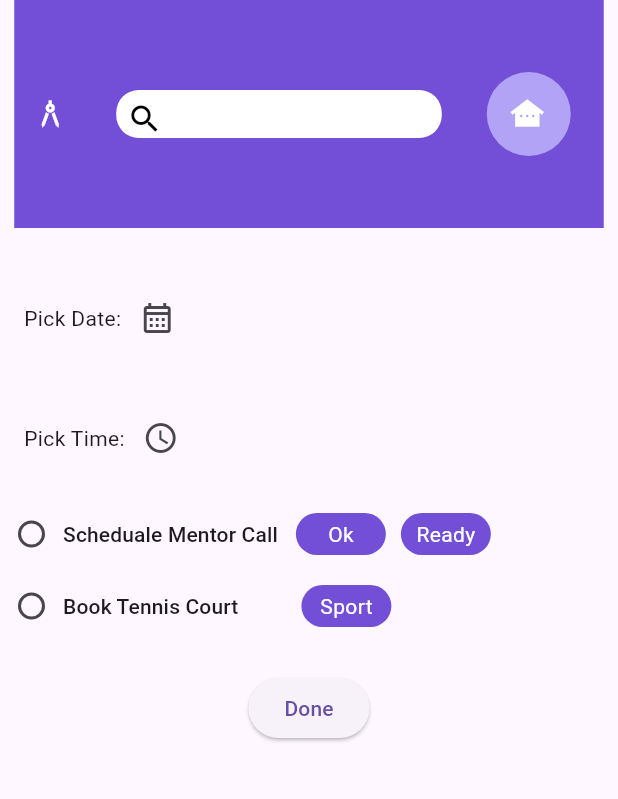
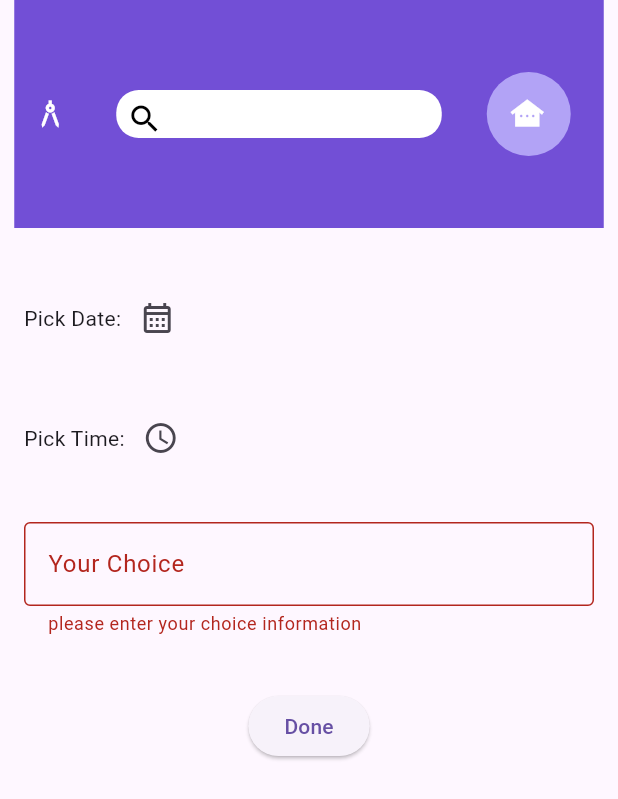
Before and after one commit to shraddhagaudani/todo_list_app, a Flutter app: the calender_component screen opened directly, after a tap on "Done", on a phone screen of 412 x 824 dp. Shown: the top 799 px of the screen. Run offline on Flutter 3.47's test engine with Material 2 defaults, Android fonts, the phone set to English and light mode, and no system bars; our stand-ins replace firebase_auth, firebase_core, get, get_storage, google_sign_in, sqflite; accounts and stored records are empty; network calls fail.

Commit message:
21/09/23

```diff
--- a/lib/components/calender_components.dart
+++ b/lib/components/calender_components.dart
@@ -21,10 +21,15 @@ class _calender_componentState extends State<calender_component> {
 
   String? calanderpage;
 
+  GlobalKey<FormState> formkey = GlobalKey<FormState>();
+  TextEditingController workinformationController = TextEditingController();
+
   @override
   Widget build(BuildContext context) {
     return Scaffold(
-      body: Column(
+      body: Form(
+        key: formkey,
+        child: Column(
           children: [
             Container(
               width: 393,
@@ -110,15 +115,12 @@ class _calender_componentState extends State<calender_component> {
                               ),
                             ],
                           ),
-
                         ],
                       ),
                     ),
                   ),
-
                 ],
               ),
-
             ),
             const SizedBox(
               height: 20,
@@ -183,91 +185,114 @@ class _calender_componentState extends State<calender_component> {
                 ],
               ),
             ),
-          Row(
-            children: [
-              RadioMenuButton(
-                value: "Scheduale Mentor Call",
-                groupValue: calanderpage,
-                onChanged: (val) {
-                  setState(() {
-                    calanderpage = val;
-                  });
+
+            Padding(
+              padding: EdgeInsets.all(16),
+              child: TextFormField(
+                controller: workinformationController,
+                validator: (val) {
+                  if (val!.isEmpty) {
+                    return "please enter your choice information";
+                  }
+                  return null;
                 },
-                child: const Text("Scheduale Mentor Call"),
-              ),
-              Container(
-                alignment: Alignment.center,
-                width: 60,
-                height: 28,
-                decoration: BoxDecoration(
-                  borderRadius: BorderRadius.circular(15),
-                  color: const Color(0xFF724FD6),
-                ),
-                child: const Text(
-                  "Ok",
-                  style: TextStyle(color: Colors.white),
+                decoration: const InputDecoration(
+                  hintText: "Enter Your Choice",
+                  label: Text("Your Choice"),
+                  border: OutlineInputBorder(),
                 ),
               ),
-              const SizedBox(
-                width: 10,
             ),
-              Container(
-                alignment: Alignment.center,
-                width: 60,
-                height: 28,
-                decoration: BoxDecoration(
-                  borderRadius: BorderRadius.circular(15),
-                  color: const Color(0xFF724FD6),
-                ),
-                child: const Text(
-                  "Ready",
-                  style: TextStyle(color: Colors.white),
-                ),
-              )
-            ],
-          ),
-          Row(
-            children: [
-              RadioMenuButton(
-                value: "Book Tennis Court",
-                groupValue: calanderpage,
-                onChanged: (val) {
-                  setState(() {
-                    calanderpage = val;
-                  });
-                },
-                child: const Text("Book Tennis Court"),
-              ),
-              const SizedBox(
-                width: 30,
-              ),
-              Container(
-                alignment: Alignment.center,
-                width: 60,
-                height: 28,
-                decoration: BoxDecoration(
-                  color: const Color(0xFF724FD6),
-                  borderRadius: BorderRadius.circular(15),
-                ),
-                child: const Text(
-                  "Sport",
-                  style: TextStyle(color: Colors.white),
-                ),
-              ),
-            ],
-          ),
+            // Row(
+            //   children: [
+            //     RadioMenuButton(
+            //       value: "Scheduale Mentor Call",
+            //       groupValue: calanderpage,
+            //       onChanged: (val) {
+            //         setState(() {
+            //           calanderpage = val;
+            //         });
+            //       },
+            //       child: const Text("Scheduale Mentor Call"),
+            //     ),
+            //     Container(
+            //       alignment: Alignment.center,
+            //       width: 60,
+            //       height: 28,
+            //       decoration: BoxDecoration(
+            //         borderRadius: BorderRadius.circular(15),
+            //         color: const Color(0xFF724FD6),
+            //       ),
+            //       child: const Text(
+            //         "Ok",
+            //         style: TextStyle(color: Colors.white),
+            //       ),
+            //     ),
+            //     const SizedBox(
+            //       width: 10,
+            //     ),
+            //     Container(
+            //       alignment: Alignment.center,
+            //       width: 60,
+            //       height: 28,
+            //       decoration: BoxDecoration(
+            //         borderRadius: BorderRadius.circular(15),
+            //         color: const Color(0xFF724FD6),
+            //       ),
+            //       child: const Text(
+            //         "Ready",
+            //         style: TextStyle(color: Colors.white),
+            //       ),
+            //     )
+            //   ],
+            // ),
+            // Row(
+            //   children: [
+            //     RadioMenuButton(
+            //       value: "Book Tennis Court",
+            //       groupValue: calanderpage,
+            //       onChanged: (val) {
+            //         setState(() {
+            //           calanderpage = val;
+            //         });
+            //       },
+            //       child: const Text("Book Tennis Court"),
+            //     ),
+            //     const SizedBox(
+            //       width: 30,
+            //     ),
+            //     Container(
+            //       alignment: Alignment.center,
+            //       width: 60,
+            //       height: 28,
+            //       decoration: BoxDecoration(
+            //         color: const Color(0xFF724FD6),
+            //         borderRadius: BorderRadius.circular(15),
+            //       ),
+            //       child: const Text(
+            //         "Sport",
+            //         style: TextStyle(color: Colors.white),
+            //       ),
+            //     ),
+            //   ],
+            // ),
             const SizedBox(
               height: 20,
             ),
             ElevatedButton(
               onPressed: () async {
+                if (formkey.currentState!.validate()) {
+                  formkey.currentState!.save();
+
                   CalenderModel calendermodel = CalenderModel(
                     date: "${date?.day}-${date?.month}-${date?.year}",
                     time: "${time?.hour}:${time?.minute}",
-                  scheduled: calanderpage!);
+                    // scheduled: calanderpage!,
+                    workinformation: workinformationController.text,
+                  );
 
-              int res =
-                  await DBHelper.dbHelper.insertCalender(data: calendermodel);
+                  int res = await DBHelper.dbHelper
+                      .insertCalender(data: calendermodel);
 
                   if (res >= 1) {
                     Get.snackbar(
@@ -282,11 +307,13 @@ class _calender_componentState extends State<calender_component> {
                       snackPosition: SnackPosition.BOTTOM,
                     );
                   }
+                  workinformationController.clear();
                   setState(() {
                     time = null;
                     date = null;
                     calanderpage = null;
                   });
+                }
               },
               child: const Text(
                 "Done",
@@ -294,6 +321,7 @@ class _calender_componentState extends State<calender_component> {
             ),
           ],
         ),
+      ),
     );
   }
 }
--- a/lib/components/list_component.dart
+++ b/lib/components/list_component.dart
@@ -908,6 +908,8 @@ class _List_componentState extends State<List_component> {
                     );
                   }
                   setState(() {
+                    time = null;
+                    date = null;
                     today = null;
                     tomorrow = null;
                     thisweek = null;
--- a/lib/helpers/db_helper.dart
+++ b/lib/helpers/db_helper.dart
@@ -30,7 +30,7 @@ class DBHelper {
 
     //for calender_component:
     String calenderquery =
-        "CREATE TABLE IF NOT EXISTS calender(calender_id INTEGER PRIMARY KEY AUTOINCREMENT,date TEXT NOT NULL,time TEXT NOT NULL,scheduled TEXT NOT NULL);";
+        "CREATE TABLE IF NOT EXISTS calender(calender_id INTEGER PRIMARY KEY AUTOINCREMENT,date TEXT NOT NULL,time TEXT NOT NULL,workinformation TEXT NOT NULL);";
 
     await db?.execute(calenderquery);
   }
@@ -118,12 +118,12 @@ class DBHelper {
   Future<int> insertCalender({required CalenderModel data}) async {
     await initDB();
 
-    String query = "INSERT INTO calender(date,time,scheduled)VALUES(?,?,?)";
+    String query = "INSERT INTO calender(date,time,workinformation)VALUES(?,?,?)";
 
     List args = [
       data.date,
       data.time,
-      data.scheduled,
+      data.workinformation,
     ];
     int res = await db!.rawInsert(query, args);
     return res;
--- a/lib/models/todo_model.dart
+++ b/lib/models/todo_model.dart
@@ -63,21 +63,21 @@ class CalenderModel {
   int? calenderid;
   String date;
   String time;
-  String scheduled;
+  String workinformation;
 
-  CalenderModel({
-    this.calenderid,
-    required this.date,
-    required this.time,
-    required this.scheduled,
-  });
+  CalenderModel(
+      {this.calenderid,
+      required this.date,
+      required this.time,
+
+      required this.workinformation});
 
   factory CalenderModel.fromMap({required Map<String, dynamic> data}) {
     return CalenderModel(
       calenderid: data['calender_id'],
       date: data['date'],
       time: data['time'],
-      scheduled: data['scheduled'],
+      workinformation: data['workinformation'],
     );
   }
 }
--- a/lib/views/screens/calender_informationpage.dart
+++ b/lib/views/screens/calender_informationpage.dart
@@ -41,14 +41,16 @@ class _Calender_information_pageState extends State<Calender_information_page> {
                   child: Text("No available data..."),
                 );
               } else {
-                return ListView.builder(itemCount: data.length,itemBuilder: (context,i){
+                return ListView.builder(
+                    itemCount: data.length,
+                    itemBuilder: (context, i) {
                       return Padding(
                         padding: const EdgeInsets.all(8.0),
                         child: Card(
                           color: Colors.deepPurple.shade100,
                           child: Container(
-                        padding: EdgeInsets.all(16),
-                        height: 225,
+                            padding: const EdgeInsets.all(16),
+                            height: 235,
                             width: double.infinity,
                             child: Column(
                               mainAxisAlignment: MainAxisAlignment.start,
@@ -74,13 +76,17 @@ class _Calender_information_pageState extends State<Calender_information_page> {
                                 const SizedBox(
                                   height: 10,
                                 ),
+
+                              const SizedBox(
+                                  height: 10,
+                                ),
                                 const Text(
-                              "scheduled:",
+                                  "Your Choice:",
                                   style: TextStyle(
                                       fontWeight: FontWeight.bold,
                                       fontSize: 15),
                                 ),
-                            Text(data[i].scheduled),
+                                Text(data[i].workinformation),
                                 Row(
                                   mainAxisAlignment: MainAxisAlignment.end,
                                   children: [
@@ -106,7 +112,8 @@ class _Calender_information_pageState extends State<Calender_information_page> {
 
                                                   if (res == 1) {
                                                     setState(() {
-                                                    allCalenderInformation = DBHelper.dbHelper
+                                                      allCalenderInformation =
+                                                          DBHelper.dbHelper
                                                               .fetchCalender();
                                                     });
                                                     Get.snackbar("SUCCESS",
@@ -134,7 +141,8 @@ class _Calender_information_pageState extends State<Calender_information_page> {
                                           ),
                                         );
                                       },
-                                    icon: const Icon(Icons.delete))
+                                      icon: const Icon(Icons.delete),
+                                    ),
                                   ],
                                 ),
                               ],
--- a/lib/views/screens/home_page.dart
+++ b/lib/views/screens/home_page.dart
@@ -22,9 +22,9 @@ class _Home_pageState extends State<Home_page> {
   String? projectLables;
   String? projectStatus;
 
+  ThemeController themeController = Get.put(ThemeController());
   @override
   Widget build(BuildContext context) {
-    ThemeController themeController = Get.put(ThemeController());
     User? user = Get.arguments as User?;
     return Scaffold(
       resizeToAvoidBottomInset: false,
--- a/lib/views/screens/setting_page.dart
+++ b/lib/views/screens/setting_page.dart
@@ -19,11 +19,11 @@ class _Setting_pageState extends State<Setting_page> {
 
   @override
   Widget build(BuildContext context) {
+    return GetBuilder<ThemeController>(
+      builder: (_){
         return Scaffold(
           body: Container(
-        child: GetBuilder<ThemeController>(
-          builder: (_) {
-            return Column(
+            child: Column(
               children: [
                 Container(
                   height: 210,
@@ -167,10 +167,10 @@ class _Setting_pageState extends State<Setting_page> {
                   ),
                 ),
               ],
-            );
-          },
             ),
           ),
         );
+      },
+    );
   }
 }
```
Also changed, not shown: lib/views/screens/login_page.dart (+14 -8 lines), Screenshot_20230921_205108.png (added), Screenshot_20230921_205121.png (added), Screenshot_20230921_205211.png (added), Screenshot_20230921_205220.png (added), Screenshot_20230921_205226.png (added), Screenshot_20230921_205315.png (added), Screenshot_20230921_205322.png (added), Screenshot_20230921_205343.png (added), Screenshot_20230921_205350.png (added), Screenshot_20230921_222833.png (added), Screenshot_20230921_222840.png (added), Screenshot_20230924_130911.png (added). Lines whose indentation alone changed are shown as unchanged.
